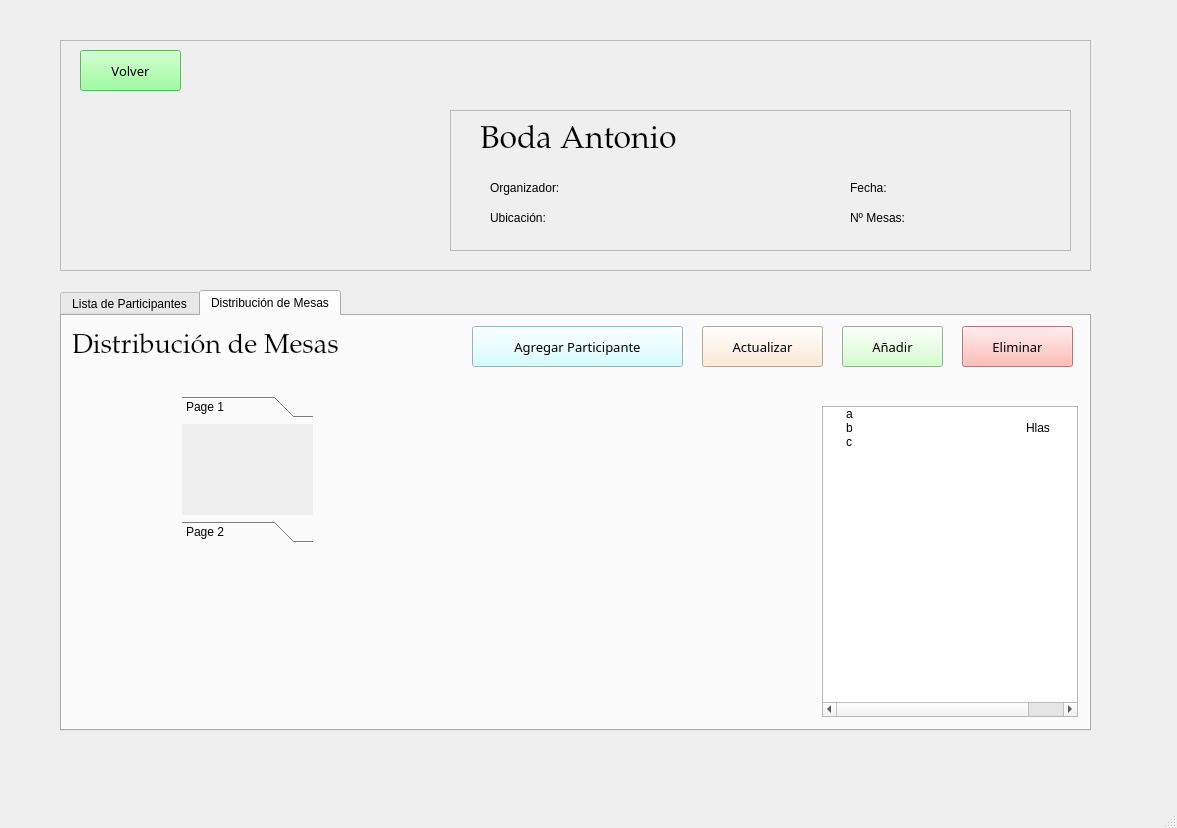
Before: the Qt Designer form src/ui/GestionDeEventos.ui in IvanJesusCorbalanPascual/Gestor-de-Eventos, drawn with Qt 5.
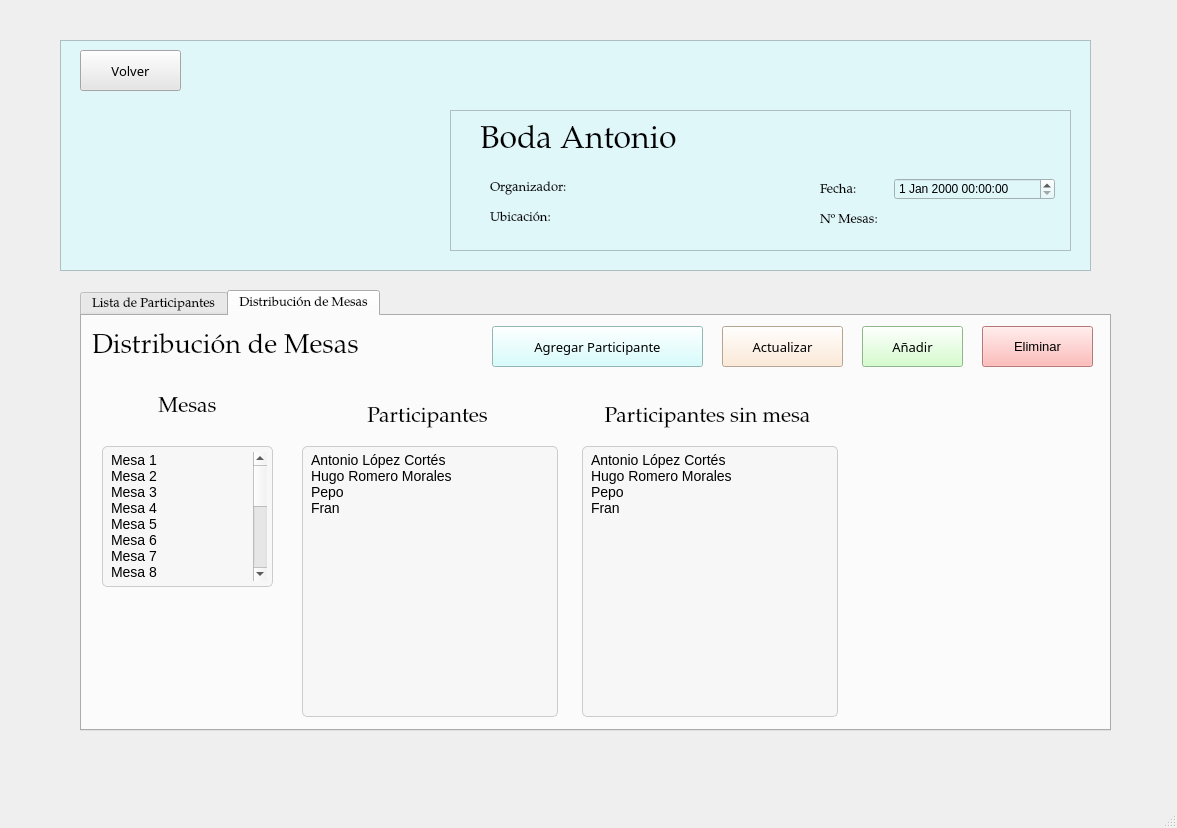
After: the same form once the commit is applied. The open tabs and pages were chosen to show the change. Icons and pictures are not drawn.

Commit message:
Diseño vistas PyQt5
Añadiendo colores y layouts

Patch:
```diff
--- a/src/ui/GestionDeEventos.ui
+++ b/src/ui/GestionDeEventos.ui
@@ -17,12 +17,18 @@
    <widget class="QTabWidget" name="tabWidget">
     <property name="geometry">
      <rect>
-      <x>60</x>
+      <x>80</x>
       <y>290</y>
       <width>1031</width>
       <height>441</height>
      </rect>
     </property>
+    <property name="font">
+     <font>
+      <family>Palatino Linotype</family>
+      <pointsize>10</pointsize>
+     </font>
+    </property>
     <property name="styleSheet">
      <string notr="true"/>
     </property>
@@ -276,7 +282,7 @@
       </property>
       <property name="font">
        <font>
-        <family>Noto Serif Armenian</family>
+        <family>MS Shell Dlg 2</family>
         <pointsize>10</pointsize>
         <italic>false</italic>
        </font>
@@ -334,13 +340,13 @@
        <string>Distribución de Mesas</string>
       </property>
      </widget>
-     <widget class="QTreeWidget" name="treeWidget">
+     <widget class="QListWidget" name="listWidget">
       <property name="geometry">
        <rect>
-        <x>760</x>
-        <y>90</y>
-        <width>256</width>
-        <height>311</height>
+        <x>20</x>
+        <y>130</y>
+        <width>171</width>
+        <height>141</height>
        </rect>
       </property>
       <property name="layoutDirection">
@@ -349,93 +355,339 @@
       <property name="autoFillBackground">
        <bool>false</bool>
       </property>
-      <property name="verticalScrollMode">
-       <enum>QAbstractItemView::ScrollPerPixel</enum>
+      <property name="styleSheet">
+       <string notr="true">/* ========================================= */
+/* ESTILO GENERAL DE LAS LISTAS (QListWidget) */
+/* ========================================= */
+QListWidget {
+    background: #f7f7f7;
+    border: 1px solid #cccccc;
+    border-radius: 5px;
+    font-size: 14px;
+    padding: 5px;
+    /* Opción 1: Alinear el contenido general de la vista (a veces necesario) */
+    qproperty-alignment: AlignCenter; 
+}
+
+/* ----------------------------------------- */
+/* 1. LISTA MAESTRO (NAVEGACIÓN DE MESAS) */
+/* ----------------------------------------- */
+QListWidget#listWidget_Mesas::item { /* Reemplaza si es necesario */
+    padding: 8px 10px;
+    border-bottom: 1px solid #eeeeee;
+    /* Opción 2: Alinear el texto dentro del ítem */
+    text-align: center;
+}
+
+QListWidget#listWidget_Mesas::item:hover {
+    background: #e0f2f1;
+    color: #00796b;
+}
+
+QListWidget#listWidget_Mesas::item:selected {
+    background: #00796b;
+    color: white;
+    border-radius: 3px;
+    font-weight: bold;
+}</string>
       </property>
-      <attribute name="headerVisible">
+      <property name="dragEnabled">
        <bool>false</bool>
-      </attribute>
-      <column>
+      </property>
+      <item>
        <property name="text">
         <string>Mesa 1</string>
        </property>
-      </column>
-      <column>
+      </item>
+      <item>
        <property name="text">
         <string>Mesa 2</string>
        </property>
-      </column>
-      <column>
+      </item>
+      <item>
        <property name="text">
         <string>Mesa 3</string>
        </property>
-      </column>
+      </item>
       <item>
        <property name="text">
-        <string>a</string>
+        <string>Mesa 4</string>
        </property>
+      </item>
+      <item>
        <property name="text">
-        <string/>
+        <string>Mesa 5</string>
        </property>
+      </item>
+      <item>
        <property name="text">
-        <string/>
+        <string>Mesa 6</string>
        </property>
       </item>
       <item>
        <property name="text">
-        <string>b</string>
+        <string>Mesa 7</string>
        </property>
+      </item>
+      <item>
        <property name="text">
-        <string/>
+        <string>Mesa 8</string>
        </property>
+      </item>
+      <item>
        <property name="text">
-        <string>Hlas</string>
+        <string>Mesa 9</string>
        </property>
       </item>
       <item>
        <property name="text">
-        <string>c</string>
+        <string>Mesa 10</string>
        </property>
       </item>
+      <item>
+       <property name="text">
+        <string>Mesa 11</string>
+       </property>
+      </item>
+      <item>
+       <property name="text">
+        <string>Mesa 12</string>
+       </property>
+      </item>
+      <item>
+       <property name="text">
+        <string>Mesa 13</string>
+       </property>
+      </item>
+      <item>
+       <property name="text">
+        <string>Mesa 14</string>
+       </property>
+      </item>
+      <item>
+       <property name="text">
+        <string>Mesa 15</string>
+       </property>
+      </item>
+      <item>
+       <property name="text">
+        <string>Mesa 16</string>
+       </property>
+      </item>
+      <item>
+       <property name="text">
+        <string>Mesa 17</string>
+       </property>
+      </item>
+      <item>
+       <property name="text">
+        <string>Mesa 18</string>
+       </property>
+      </item>
+      <item>
+       <property name="text">
+        <string>Mesa 19</string>
+       </property>
+      </item>
+      <item>
+       <property name="text">
+        <string>Mesa 20</string>
+       </property>
+      </item>
      </widget>
-     <widget class="QToolBox" name="toolBox">
+     <widget class="QListWidget" name="listWidget_2">
       <property name="geometry">
        <rect>
-        <x>120</x>
-        <y>80</y>
+        <x>220</x>
+        <y>130</y>
+        <width>256</width>
+        <height>271</height>
+       </rect>
+      </property>
+      <property name="acceptDrops">
+       <bool>false</bool>
+      </property>
+      <property name="styleSheet">
+       <string notr="true">/* ========================================= */
+/* ESTILO GENERAL DE LAS LISTAS (QListWidget) */
+/* ========================================= */
+QListWidget {
+    background: #f7f7f7;
+    border: 1px solid #cccccc;
+    border-radius: 5px;
+    font-size: 14px;
+    padding: 5px;
+    /* Opción 1: Alinear el contenido general de la vista (a veces necesario) */
+    qproperty-alignment: AlignCenter; 
+}
+
+/* ----------------------------------------- */
+/* 2. LISTA DETALLE (PARTICIPANTES) */
+/* ----------------------------------------- */
+QListWidget#listWidget_Participantes::item { /* Reemplaza si es necesario */
+    /* Opción 2: Alinear el texto dentro del ítem */
+    text-align: center;
+}
+
+QListWidget#listWidget_Participantes::item:hover {
+    background: #f0f0f0; 
+}
+
+QListWidget#listWidget_Participantes::item:selected {
+    background: #b2dfdb;
+    color: black;
+}</string>
+      </property>
+      <item>
+       <property name="text">
+        <string>Antonio López Cortés</string>
+       </property>
+      </item>
+      <item>
+       <property name="text">
+        <string>Hugo Romero Morales</string>
+       </property>
+      </item>
+      <item>
+       <property name="text">
+        <string>Pepo</string>
+       </property>
+      </item>
+      <item>
+       <property name="text">
+        <string>Fran</string>
+       </property>
+      </item>
+     </widget>
+     <widget class="QListWidget" name="listWidget_3">
+      <property name="geometry">
+       <rect>
+        <x>500</x>
+        <y>130</y>
+        <width>256</width>
+        <height>271</height>
+       </rect>
+      </property>
+      <property name="acceptDrops">
+       <bool>false</bool>
+      </property>
+      <property name="styleSheet">
+       <string notr="true">/* ========================================= */
+/* ESTILO GENERAL DE LAS LISTAS (QListWidget) */
+/* ========================================= */
+QListWidget {
+    background: #f7f7f7;
+    border: 1px solid #cccccc;
+    border-radius: 5px;
+    font-size: 14px;
+    padding: 5px;
+    /* Opción 1: Alinear el contenido general de la vista (a veces necesario) */
+    qproperty-alignment: AlignCenter; 
+}
+
+/* ----------------------------------------- */
+/* 2. LISTA DETALLE (PARTICIPANTES) */
+/* ----------------------------------------- */
+QListWidget#listWidget_Participantes::item { /* Reemplaza si es necesario */
+    /* Opción 2: Alinear el texto dentro del ítem */
+    text-align: center;
+}
+
+QListWidget#listWidget_Participantes::item:hover {
+    background: #f0f0f0; 
+}
+
+QListWidget#listWidget_Participantes::item:selected {
+    background: #b2dfdb;
+    color: black;
+}</string>
+      </property>
+      <item>
+       <property name="text">
+        <string>Antonio López Cortés</string>
+       </property>
+      </item>
+      <item>
+       <property name="text">
+        <string>Hugo Romero Morales</string>
+       </property>
+      </item>
+      <item>
+       <property name="text">
+        <string>Pepo</string>
+       </property>
+      </item>
+      <item>
+       <property name="text">
+        <string>Fran</string>
+       </property>
+      </item>
+     </widget>
+     <widget class="QLabel" name="lblDistribucionDeMesas_2">
+      <property name="geometry">
+       <rect>
+        <x>40</x>
+        <y>70</y>
         <width>131</width>
-        <height>147</height>
+        <height>41</height>
        </rect>
       </property>
-      <property name="currentIndex">
-       <number>0</number>
+      <property name="font">
+       <font>
+        <family>Palatino Linotype</family>
+        <pointsize>16</pointsize>
+       </font>
       </property>
-      <widget class="QWidget" name="page">
-       <property name="geometry">
-        <rect>
-         <x>0</x>
-         <y>0</y>
-         <width>131</width>
-         <height>85</height>
-        </rect>
-       </property>
-       <attribute name="label">
-        <string>Page 1</string>
-       </attribute>
-      </widget>
-      <widget class="QWidget" name="page_2">
-       <property name="geometry">
-        <rect>
-         <x>0</x>
-         <y>0</y>
-         <width>131</width>
-         <height>85</height>
-        </rect>
-       </property>
-       <attribute name="label">
-        <string>Page 2</string>
-       </attribute>
-      </widget>
+      <property name="text">
+       <string>Mesas</string>
+      </property>
+      <property name="alignment">
+       <set>Qt::AlignCenter</set>
+      </property>
+     </widget>
+     <widget class="QLabel" name="lblDistribucionDeMesas_3">
+      <property name="geometry">
+       <rect>
+        <x>250</x>
+        <y>80</y>
+        <width>191</width>
+        <height>41</height>
+       </rect>
+      </property>
+      <property name="font">
+       <font>
+        <family>Palatino Linotype</family>
+        <pointsize>16</pointsize>
+       </font>
+      </property>
+      <property name="text">
+       <string>Participantes</string>
+      </property>
+      <property name="alignment">
+       <set>Qt::AlignCenter</set>
+      </property>
+     </widget>
+     <widget class="QLabel" name="lblDistribucionDeMesas_4">
+      <property name="geometry">
+       <rect>
+        <x>490</x>
+        <y>80</y>
+        <width>271</width>
+        <height>41</height>
+       </rect>
+      </property>
+      <property name="font">
+       <font>
+        <family>Palatino Linotype</family>
+        <pointsize>16</pointsize>
+       </font>
+      </property>
+      <property name="text">
+       <string>Participantes sin mesa</string>
+      </property>
+      <property name="alignment">
+       <set>Qt::AlignCenter</set>
+      </property>
      </widget>
     </widget>
    </widget>
@@ -448,6 +700,11 @@
       <height>231</height>
      </rect>
     </property>
+    <property name="styleSheet">
+     <string notr="true">QWidget {
+    background-color: rgb(224, 247, 250); /* Equivalente RGB de #e0f7fa */
+}</string>
+    </property>
     <property name="frameShape">
      <enum>QFrame::StyledPanel</enum>
     </property>
@@ -493,10 +750,16 @@
        <rect>
         <x>40</x>
         <y>70</y>
-        <width>91</width>
+        <width>141</width>
         <height>16</height>
        </rect>
       </property>
+      <property name="font">
+       <font>
+        <family>Palatino Linotype</family>
+        <pointsize>10</pointsize>
+       </font>
+      </property>
       <property name="text">
        <string>Organizador:</string>
       </property>
@@ -506,10 +769,16 @@
        <rect>
         <x>40</x>
         <y>100</y>
-        <width>61</width>
+        <width>111</width>
         <height>16</height>
        </rect>
       </property>
+      <property name="font">
+       <font>
+        <family>Palatino Linotype</family>
+        <pointsize>10</pointsize>
+       </font>
+      </property>
       <property name="text">
        <string>Ubicación:</string>
       </property>
@@ -517,12 +786,18 @@
      <widget class="QLabel" name="lblFecha">
       <property name="geometry">
        <rect>
-        <x>400</x>
+        <x>370</x>
         <y>70</y>
-        <width>61</width>
-        <height>16</height>
+        <width>91</width>
+        <height>20</height>
        </rect>
       </property>
+      <property name="font">
+       <font>
+        <family>Palatino Linotype</family>
+        <pointsize>10</pointsize>
+       </font>
+      </property>
       <property name="text">
        <string>Fecha:</string>
       </property>
@@ -530,12 +805,18 @@
      <widget class="QLabel" name="lblMesas">
       <property name="geometry">
        <rect>
-        <x>400</x>
+        <x>370</x>
         <y>100</y>
-        <width>61</width>
-        <height>16</height>
+        <width>91</width>
+        <height>20</height>
        </rect>
       </property>
+      <property name="font">
+       <font>
+        <family>Palatino Linotype</family>
+        <pointsize>10</pointsize>
+       </font>
+      </property>
       <property name="text">
        <string>Nº Mesas:</string>
       </property>
@@ -559,6 +840,16 @@
        <string>Boda Antonio</string>
       </property>
      </widget>
+     <widget class="QDateTimeEdit" name="dateTimeEdit">
+      <property name="geometry">
+       <rect>
+        <x>444</x>
+        <y>68</y>
+        <width>161</width>
+        <height>22</height>
+       </rect>
+      </property>
+     </widget>
     </widget>
     <widget class="QPushButton" name="btnVolver">
      <property name="geometry">
@@ -578,7 +869,7 @@
      </property>
      <property name="styleSheet">
       <string notr="true">QWidget {
-    background-color: rgb(130, 255, 130); /* Un verde muy pálido, casi menta */
+    background-color: rgb(230,230, 230);
 }</string>
      </property>
      <property name="text">
```
Left out of the diff: 16 changed lines with no effect on the pictures. The commit also changes 8 other files.
